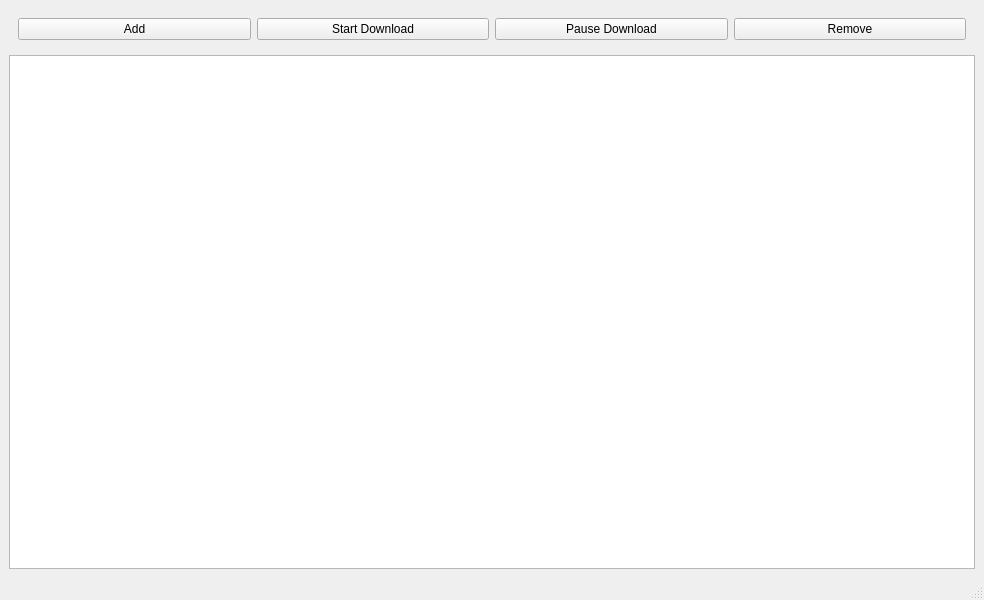
Before: the Qt Designer form main.ui in v4mpc/animehd, drawn with Qt 5.
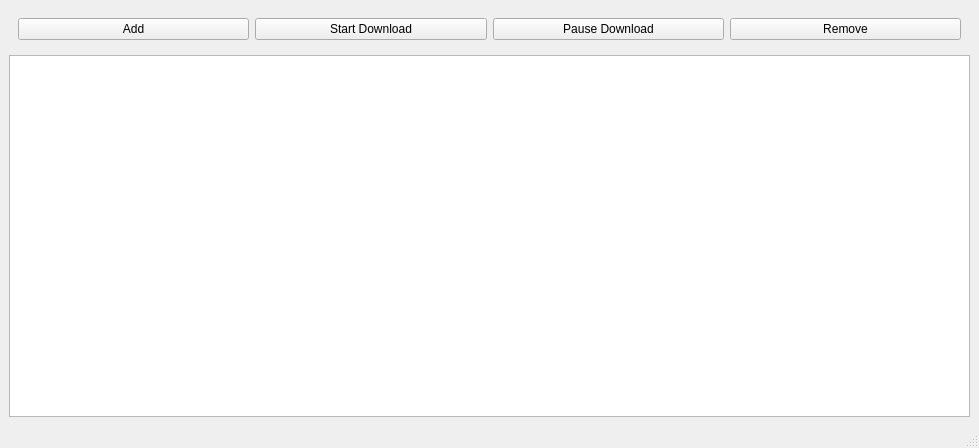
After: the same form once the commit is applied.

```diff
--- a/main.ui
+++ b/main.ui
@@ -6,8 +6,8 @@
    <rect>
     <x>0</x>
     <y>0</y>
-    <width>984</width>
-    <height>600</height>
+    <width>979</width>
+    <height>448</height>
    </rect>
   </property>
   <property name="windowTitle">
@@ -50,7 +50,7 @@
      </widget>
     </item>
     <item>
-     <widget class="QListView" name="list_view"/>
+     <widget class="QTableView" name="table_view"/>
     </item>
    </layout>
   </widget>
```
Left out of the diff: 2 changed lines with no effect on the pictures.
